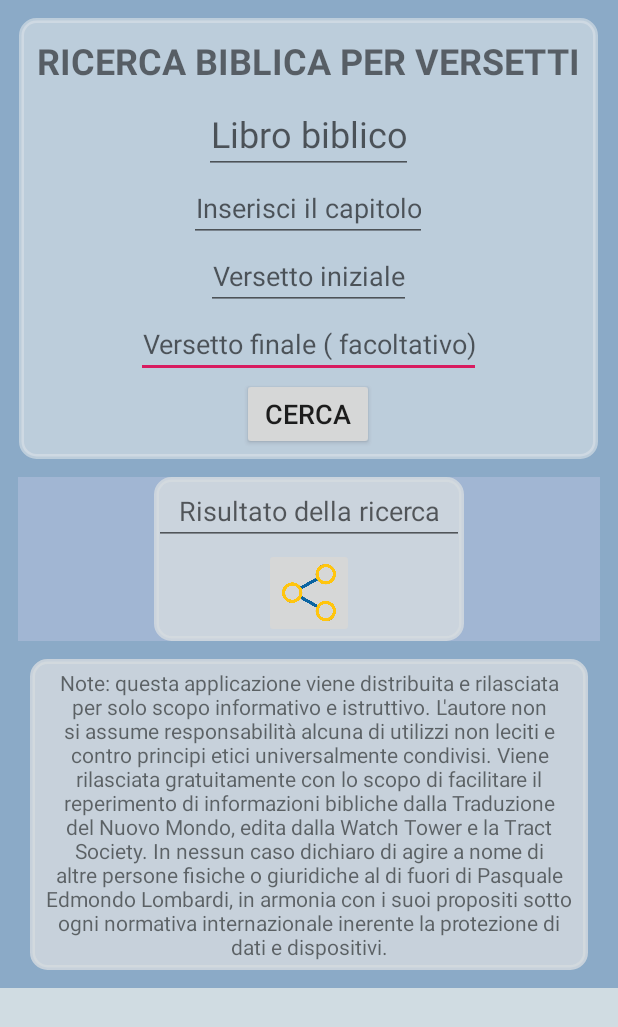
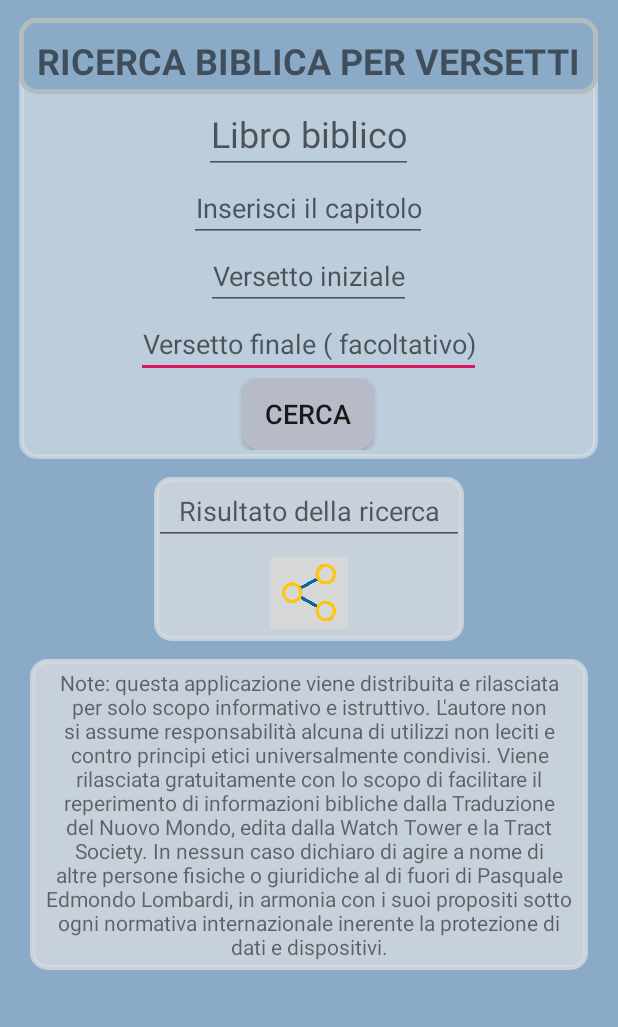
Before and after one commit to Pesach85/I_Tuoi_Versetti, an Android app: the screen it shows after launch (MainActivity), on a phone screen of 412 x 824 dp. Shown: the top 1027 px of the screen. Run offline under Robolectric (Android 15) with nearby library versions, the phone set to English and light mode, and no system bars.

Commit message:
V0021 beta : last changes of some colors

```diff
--- a/app/src/main/res/drawable/corners.xml
+++ b/app/src/main/res/drawable/corners.xml
@@ -1,6 +1,6 @@
 <?xml version="1.0" encoding="UTF-8"?>
 <shape xmlns:android="http://schemas.android.com/apk/res/android">
-    <solid android:color="#FF8BAAC7"/>
+    <solid android:color="#8BAAC7"/>
     <stroke android:width="3dp" android:color="#B1BCBE" />
     <corners android:radius="10dp"/>
     <padding android:left="0dp" android:top="0dp" android:right="0dp" android:bottom="0dp" />
--- a/app/src/main/res/layout/content_main.xml
+++ b/app/src/main/res/layout/content_main.xml
@@ -6,8 +6,8 @@
 
 
         android:layout_width="match_parent"
-        android:layout_height="match_parent" android:backgroundTint="#D0C7D6DD" android:fitsSystemWindows="true"
-        android:background="#8DA0C4">
+        android:layout_height="match_parent" android:backgroundTint="#8BAAC7" android:fitsSystemWindows="true"
+        android:background="#9BABC4">
     <com.google.android.material.appbar.AppBarLayout
             android:id="@+id/appbar"
 
@@ -78,7 +78,8 @@
                                 android:textAlignment="center" android:textDirection="firstStrong"
                                 android:verticalScrollbarPosition="right" android:foregroundGravity="top|center"
                                 android:textAllCaps="true" android:paddingRight="12dp" android:paddingLeft="12dp"
-                                android:paddingTop="12dp" android:paddingBottom="6dp"/>
+                                android:paddingTop="12dp" android:paddingBottom="6dp"
+                                android:background="@drawable/corners"/>
                     </TableRow>
                     <TableRow android:layout_width="match_parent" android:layout_height="match_parent"
                               android:foregroundGravity="top|center"
@@ -198,7 +199,8 @@
                                 android:scrollbars="vertical" android:textAlignment="center"
                                 android:textDirection="firstStrong" android:verticalScrollbarPosition="right"
                                 android:foregroundGravity="top|center" android:textSize="18sp"
-                                android:hapticFeedbackEnabled="true"/>
+                                android:hapticFeedbackEnabled="true" android:background="@drawable/corners"
+                                android:backgroundTint="#B7BAC7"/>
                     </TableRow>
                 </TableLayout>
             </ScrollView>
@@ -211,7 +213,7 @@
             android:paddingLeft="12dp" android:paddingRight="12dp" android:background="#8BAAC7">
         <TableLayout
                 android:layout_width="match_parent"
-                android:layout_height="wrap_content" android:background="#A1B6D3">
+                android:layout_height="wrap_content" android:background="#8BAAC7">
 
             <TableRow android:layout_width="match_parent" android:layout_height="match_parent"
             >
```
